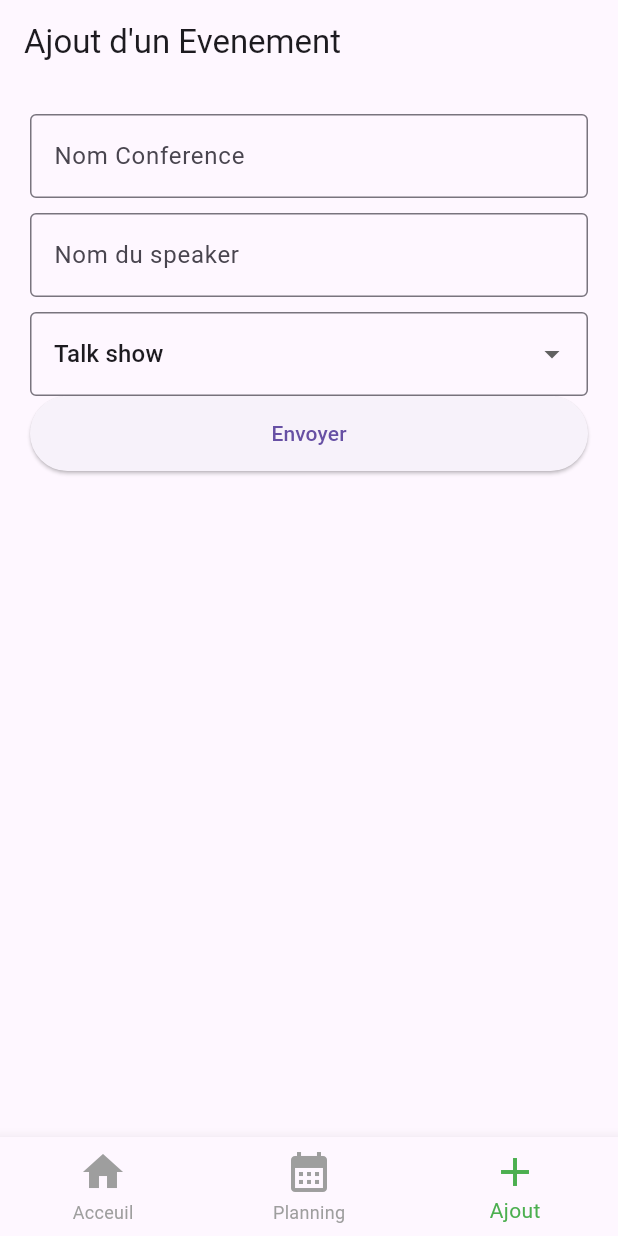
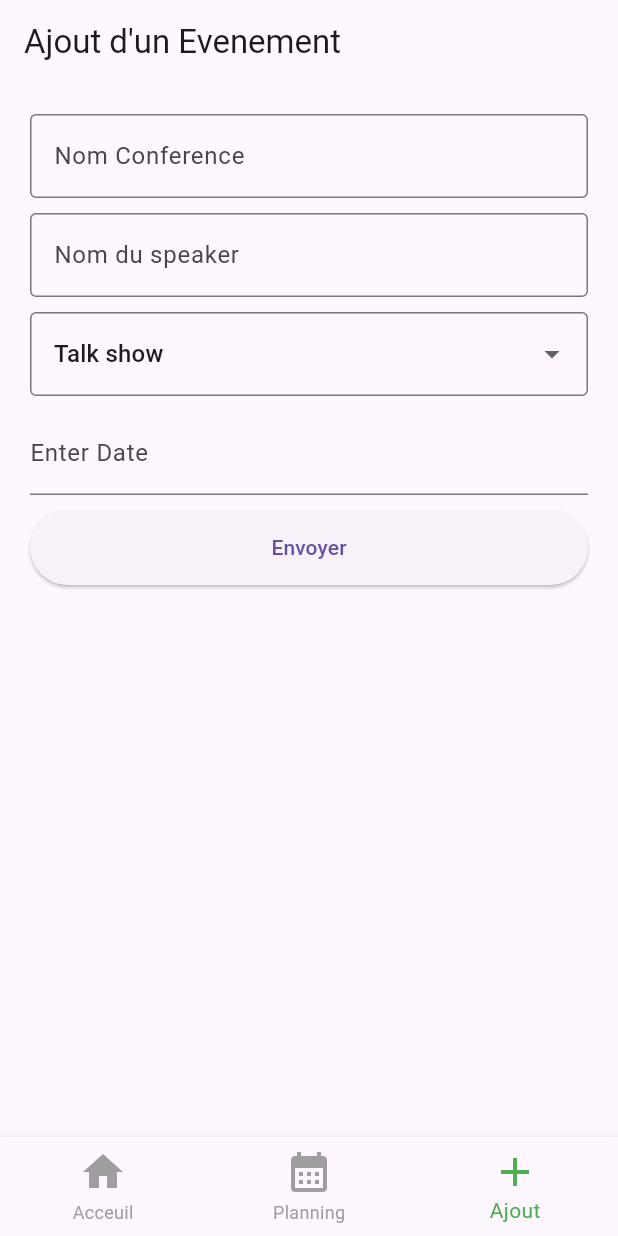
Before and after one commit to hjiriamir/application_flutter, a Flutter app: the screen it shows after launch, item 3 of the bottom bar chosen, on a phone screen of 412 x 824 dp. Run offline on Flutter 3.47's test engine with Material 3 defaults, Android fonts, the phone set to English and light mode, and no system bars; drawn by our look-alikes of date_field; our stand-ins replace flutter_svg.

Commit message:
quatrieme modification

```diff
--- a/lib/pages/Add_Event_Page.dart
+++ b/lib/pages/Add_Event_Page.dart
@@ -1,3 +1,4 @@
+import 'package:date_field/date_field.dart';
 import 'package:flutter/cupertino.dart';
 import 'package:flutter/material.dart';
 import 'package:flutter_svg/flutter_svg.dart';
@@ -15,6 +16,8 @@ class _AddEventPageState extends State<AddEventPage> {
   final _formKey=GlobalKey<FormState>();
   final confNameController =TextEditingController();
   final speakerNameController =TextEditingController();
+  String selectedTypeConf='talk';
+  DateTime selectedDate=DateTime.now();
 
   @override
   void dispose() {
@@ -68,7 +71,9 @@ class _AddEventPageState extends State<AddEventPage> {
             ),
 
 
-            DropdownButtonFormField(
+            Container(
+              margin: EdgeInsets.only(bottom: 10),
+              child: DropdownButtonFormField(
                   items: [
                     DropdownMenuItem(value:'talk', child:Text('Talk show')),
                     DropdownMenuItem(value:'demo', child:Text('demo de code')),
@@ -77,8 +82,27 @@ class _AddEventPageState extends State<AddEventPage> {
                   decoration: InputDecoration(
                     border: OutlineInputBorder(),
                   ),
-                value: 'talk',
-                onChanged: (value){}
+                  value: selectedTypeConf,
+                  onChanged: (value){
+                    setState(() {
+                      selectedTypeConf=value!;
+                    });
+                  }
+              ),
+            ),
+            Container(
+              margin: EdgeInsets.only(bottom: 10),
+              child: DateTimeFormField(
+                decoration: const InputDecoration(
+                  labelText: 'Enter Date',
+                ),
+                firstDate: DateTime.now().add(const Duration(days: 10)),
+                lastDate: DateTime.now().add(const Duration(days: 40)),
+                initialPickerDateTime: DateTime.now().add(const Duration(days: 20)),
+                onChanged: (DateTime? value) {
+                  selectedDate = value!;
+                },
+              ),
             ),
             SizedBox(
 
@@ -93,7 +117,7 @@ class _AddEventPageState extends State<AddEventPage> {
                           const SnackBar (content: Text("Envoi en cours..."))
                         );
                         FocusScope.of(context).requestFocus(FocusNode());//fermer le clavier au moment du click sur le boutton envoyer
-                    print("Ajout du conference $confName par le speaker $speakerName");
+                    print("Ajout du conference $confName par le speaker $speakerName et de type $selectedTypeConf a la date $selectedDate");
                     }
                   },
                   child: Text("Envoyer")
--- a/pubspec.yaml
+++ b/pubspec.yaml
@@ -31,7 +31,7 @@ dependencies:
   flutter:
     sdk: flutter
   flutter_svg: ^1.1.4
-
+  date_field: ^5.2.0
 
   # The following adds the Cupertino Icons font to your application.
   # Use with the CupertinoIcons class for iOS style icons.
```
Also changed, not shown: pubspec.lock. Lines whose indentation alone changed are shown as unchanged.
